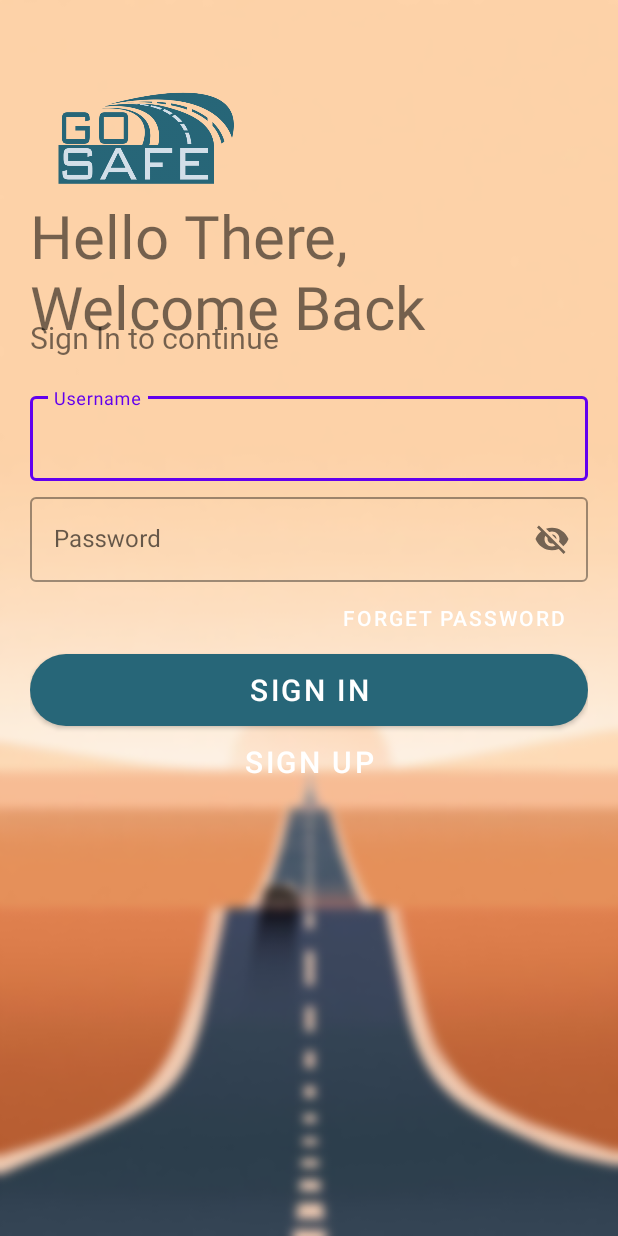
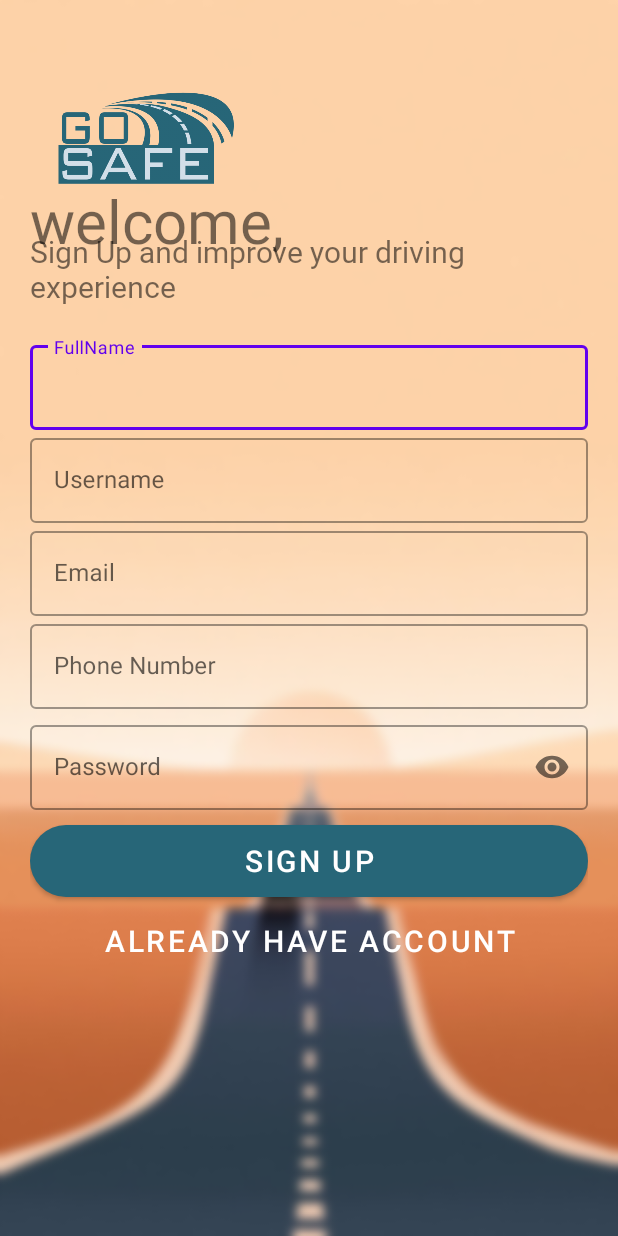
Before and after one commit to yousefahmed98/GoSafeApp, an Android app: the SignUp screen opened directly, with no data from a screen before it, on a phone screen of 412 x 824 dp. Run offline under Robolectric (Android 15) with nearby library versions, the light colour scheme and no system bars; our stand-ins replace Firebase (no records; nobody signed in at launch, a user with empty details on screens opened directly); Roboto replaces fonts that are not available here.

Commit message:
add animation to SignUp

```diff
--- a/app/src/main/java/com/example/gosafe/SignUp.java
+++ b/app/src/main/java/com/example/gosafe/SignUp.java
@@ -31,11 +31,12 @@ public class SignUp extends AppCompatActivity {
     protected void onCreate(Bundle savedInstanceState) {
         super.onCreate(savedInstanceState);
         getWindow().setFlags(WindowManager.LayoutParams.FLAG_FULLSCREEN,WindowManager.LayoutParams.FLAG_FULLSCREEN);
-        setContentView(R.layout.activity_login);
+        setContentView(R.layout.activity_sign_up);
 
         FirebaseFirestore fstore = FirebaseFirestore.getInstance();
         FirebaseAuth fAuth = FirebaseAuth.getInstance();
         //Hooks
+        /*
         regFullName = findViewById(R.id.fullNameText);
         regUserName = findViewById(R.id.username);
         regEmail = findViewById(R.id.EmailText);
@@ -44,6 +45,7 @@ public class SignUp extends AppCompatActivity {
         signUpBtn = findViewById(R.id.signUpButton);
         haveAccBtn = findViewById(R.id.haveAccountButton);
 
+        signUpBtn = findViewById(R.id.signUpButton);
         //save data in firebase
         signUpBtn.setOnClickListener(new View.OnClickListener(){
 
@@ -94,7 +96,7 @@ public class SignUp extends AppCompatActivity {
                             }
                         });
             }
-        });
+        });*/
 
     }
 }
--- a/app/src/main/res/layout/activity_login.xml
+++ b/app/src/main/res/layout/activity_login.xml
@@ -11,13 +11,14 @@
 
     <ImageView
         android:id="@+id/logoImage"
-        android:transitionName="logoImage"
+        android:transitionName="logoImageTran"
         android:layout_width="150dp"
         android:layout_height="150dp"
         android:src="@drawable/go_safe_logo"
         tools:ignore="ContentDescription" />
 
     <TextView
+        android:id="@id/welcomeText"
         android:transitionName="welcomeText"
         android:layout_width="wrap_content"
         android:layout_height="wrap_content"
@@ -25,14 +26,16 @@
         android:textSize="40sp"
         android:layout_marginTop="-40dp"
         android:fontFamily="@font/bungee_inline"
-        tools:ignore="HardcodedText" />
+        />
     <TextView
+        android:id="@+id/welcomeText2"
         android:layout_width="wrap_content"
         android:layout_height="wrap_content"
         android:text="Sign In to continue"
         android:textSize="20sp"
         android:layout_marginTop="-20dp"
-        android:fontFamily="@font/galada" />
+        android:fontFamily="@font/galada"
+        android:transitionName="welcomeText2"/>
     <LinearLayout
         android:layout_width="match_parent"
         android:layout_height="wrap_content"
@@ -43,6 +46,7 @@
             android:layout_height="wrap_content"
             android:id="@+id/username"
             android:hint="Username"
+            android:transitionName="usernameTran"
             style="@style/Widget.MaterialComponents.TextInputLayout.OutlinedBox">
 
             <com.google.android.material.textfield.TextInputEditText
@@ -57,6 +61,7 @@
             android:id="@+id/password"
             android:hint="Password"
             android:layout_marginTop="5dp"
+            android:transitionName="passwordTran"
             app:passwordToggleEnabled="true"
 
             style="@style/Widget.MaterialComponents.TextInputLayout.OutlinedBox">
@@ -73,6 +78,7 @@
             android:layout_height="wrap_content"
             android:text="Forget Password"
             android:background="#00000000"
+            android:textColor="@color/black"
             android:layout_gravity="right"/>
 
         <Button
@@ -82,8 +88,10 @@
             android:layout_height="wrap_content"
             android:text="Sign IN"
             android:textSize="20dp"
+            android:transitionName="signTran"
             android:background="@drawable/rounded_corners"
-            app:backgroundTint="@color/logoColor" />
+            app:backgroundTint="@color/logoColor"
+            />
         <Button
             android:id="@+id/signUpButton"
             android:layout_width="match_parent"
@@ -91,7 +99,8 @@
             android:text="sign up"
             android:elevation="0dp"
             android:textSize="20sp"
-            android:background="#00000000" />
+            android:background="#00000000"
+            android:transitionName="signTran2"/>
 
     </LinearLayout>
 
--- a/app/src/main/res/layout/activity_sign_up.xml
+++ b/app/src/main/res/layout/activity_sign_up.xml
@@ -11,25 +11,26 @@
 
     <ImageView
         android:id="@+id/logoImage"
-        android:transitionName="logoImage"
+        android:transitionName="logoImageTran"
         android:layout_width="150dp"
         android:layout_height="150dp"
         android:src="@drawable/go_safe_logo"
         tools:ignore="ContentDescription" />
 
     <TextView
-        android:transitionName="welcome"
         android:layout_width="wrap_content"
         android:layout_height="wrap_content"
+        android:transitionName="welcomeText"
         android:text="welcome,"
         android:textSize="40sp"
         android:fontFamily="@font/bungee_inline"
         android:layout_marginTop="-50dp"
-        tools:ignore="HardcodedText" />
+        />
     <TextView
         android:layout_width="wrap_content"
         android:layout_height="wrap_content"
-        android:text="Sign Up and improve your driving excperiance"
+        android:transitionName="welcomeText2"
+        android:text="Sign Up and improve your driving experience"
         android:textSize="20sp"
         android:layout_marginTop="-20dp"
         android:fontFamily="@font/galada" />
@@ -37,6 +38,7 @@
         android:layout_width="match_parent"
         android:layout_height="wrap_content"
         android:layout_marginTop="20dp"
+        android:layout_marginBottom="20dp"
         android:orientation="vertical">
 
         <com.google.android.material.textfield.TextInputLayout
@@ -44,12 +46,14 @@
             android:layout_height="wrap_content"
             android:id="@+id/fullName"
             android:hint="FullName"
+            android:transitionName="usernameTran"
             style="@style/Widget.MaterialComponents.TextInputLayout.OutlinedBox">
 
             <com.google.android.material.textfield.TextInputEditText
                 android:layout_width="match_parent"
                 android:layout_height="wrap_content"
-                android:id="@+id/fullNameText"/>
+                android:id="@+id/fullNameText"
+                />
 
         </com.google.android.material.textfield.TextInputLayout>
 
@@ -58,6 +62,8 @@
             android:layout_height="wrap_content"
             android:id="@+id/username"
             android:hint="Username"
+            android:transitionName="usernameTran"
+            app:counterMaxLength="15"
             style="@style/Widget.MaterialComponents.TextInputLayout.OutlinedBox">
 
             <com.google.android.material.textfield.TextInputEditText
@@ -71,11 +77,13 @@
             android:layout_height="wrap_content"
             android:id="@+id/EmailText"
             android:hint="Email"
+            android:transitionName="usernameTran"
             style="@style/Widget.MaterialComponents.TextInputLayout.OutlinedBox">
 
             <com.google.android.material.textfield.TextInputEditText
                 android:layout_width="match_parent"
-                android:layout_height="wrap_content" />
+                android:layout_height="wrap_content"
+                android:inputType="textEmailAddress"/>
 
         </com.google.android.material.textfield.TextInputLayout>
 
@@ -84,11 +92,13 @@
             android:layout_height="wrap_content"
             android:id="@+id/PhoneNumber"
             android:hint="Phone Number"
+            android:transitionName="passwordTran"
             style="@style/Widget.MaterialComponents.TextInputLayout.OutlinedBox">
 
             <com.google.android.material.textfield.TextInputEditText
                 android:layout_width="match_parent"
-                android:layout_height="wrap_content" />
+                android:layout_height="wrap_content"
+                android:inputType="number"/>
 
         </com.google.android.material.textfield.TextInputLayout>
 
@@ -99,24 +109,27 @@
             android:hint="Password"
             android:layout_marginTop="5dp"
             app:passwordToggleEnabled="true"
-
+            android:transitionName="passwordTran"
             style="@style/Widget.MaterialComponents.TextInputLayout.OutlinedBox">
 
             <com.google.android.material.textfield.TextInputEditText
                 android:layout_width="match_parent"
-                android:layout_height="wrap_content" />
+                android:layout_height="wrap_content"
+                android:inputType="textPassword"
+                />
 
         </com.google.android.material.textfield.TextInputLayout>
 
         <Button
-            android:id="@+id/signInButton"
-            android:layout_width="wrap_content"
+            android:id="@+id/signUpButton"
+            android:layout_width="match_parent"
             android:layout_height="wrap_content"
-            android:text="Sign In"
+            android:layout_gravity="center"
+            android:layout_marginTop="10dp"
+            android:background="@drawable/rounded_corners"
+            android:text="Sign up"
             android:textSize="20dp"
-            android:layout_marginTop="10dp"
-            android:layout_gravity="center"
-            android:background="@drawable/rounded_corners"
+            android:transitionName="signTran"
             app:backgroundTint="@color/logoColor" />
         <Button
             android:id="@+id/haveAccountButton"
@@ -125,8 +138,8 @@
             android:text="Already have account"
             android:textSize="20sp"
             android:layout_marginTop="5dp"
-            android:background="@drawable/rounded_corners"
-            app:backgroundTint="@color/logoColor" />
+            android:background="#00000000"
+            android:transitionName="signTran2"/>
 
     </LinearLayout>
 
```
Also changed, not shown: app/src/main/java/com/example/gosafe/Login.java (+47 -1 lines).
